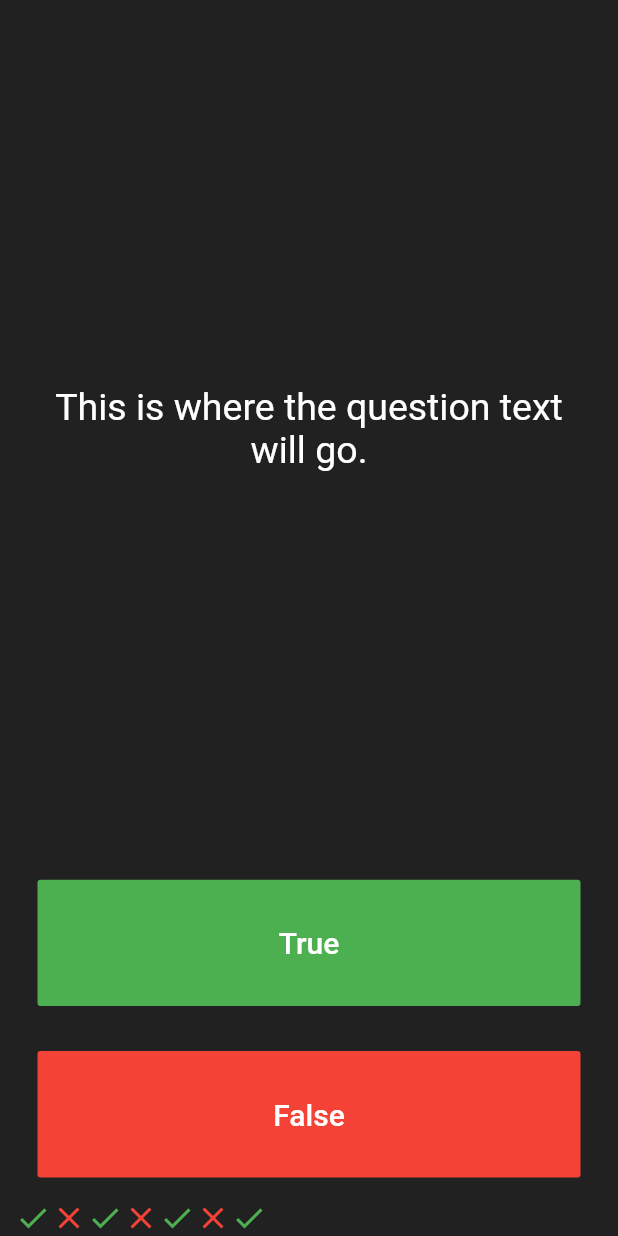
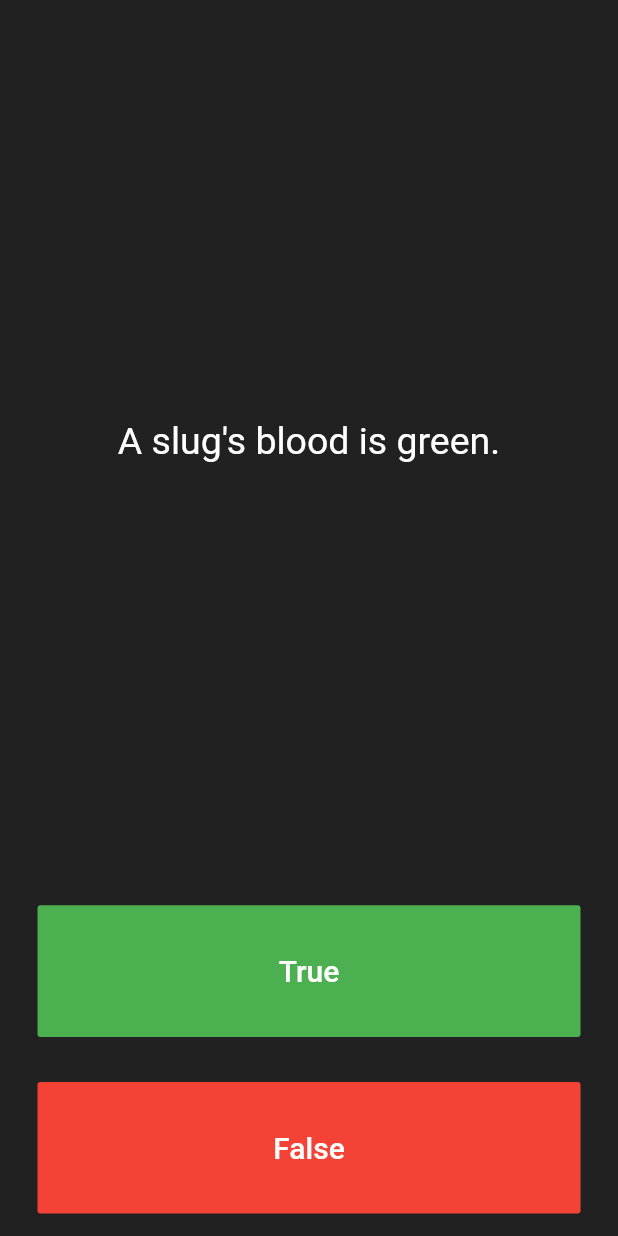
Before and after one commit to leetrent/quizzler-flutter, a Flutter app: the screen it shows after launch, after a tap on "True", after a tap on "False", on a phone screen of 412 x 824 dp. Run offline on Flutter 3.47's test engine with Material 2 defaults, Android fonts, the phone set to English and light mode, and no system bars.

Commit message:
Creates and uses Question class

```diff
--- a/lib/main.dart
+++ b/lib/main.dart
@@ -1,4 +1,5 @@
 import 'package:flutter/material.dart';
+import 'package:quizzler/question.dart';
 
 void main() => runApp(Quizzler());
 
@@ -25,14 +26,16 @@ class QuizPage extends StatefulWidget {
 }
 
 class _QuizPageState extends State<QuizPage> {
-  List<Icon> scoreKeeper = [
-    Icon(Icons.check, color: Colors.green),
-    Icon(Icons.close, color: Colors.red),
-    Icon(Icons.check, color: Colors.green),
-    Icon(Icons.close, color: Colors.red),
-    Icon(Icons.check, color: Colors.green),
-    Icon(Icons.close, color: Colors.red)
+  List<Icon> scoreKeeper = [];
+  int questionNumber = 0;
+  List<Question> questionBank = [
+    Question(q: 'You can lead a cow downstairs but not upstairs.', a: false),
+    Question(
+        q: 'Approximately one quarter of human bones are in the feet.',
+        a: true),
+    Question(q: 'A slug\'s blood is green.', a: true)
   ];
+
   @override
   Widget build(BuildContext context) {
     return Column(
@@ -45,7 +48,7 @@ class _QuizPageState extends State<QuizPage> {
             padding: EdgeInsets.all(10.0),
             child: Center(
               child: Text(
-                'This is where the question text will go.',
+                questionBank[questionNumber].questionText,
                 textAlign: TextAlign.center,
                 style: TextStyle(
                   fontSize: 25.0,
@@ -70,10 +73,17 @@ class _QuizPageState extends State<QuizPage> {
               ),
               onPressed: () {
                 //The user picked true.
+                if (questionBank[questionNumber].questionAnswer == true) {
+                  print('User got it right.');
+                } else {
+                  print('User got it wrong');
+                }
                 setState(() {
-                  scoreKeeper.add(
-                    Icon(Icons.check, color: Colors.green),
-                  );
+//                  scoreKeeper.add(
+//                    Icon(Icons.check, color: Colors.green),
+//                  );
+
+                  questionNumber++;
                 });
               },
             ),
@@ -93,6 +103,17 @@ class _QuizPageState extends State<QuizPage> {
               ),
               onPressed: () {
                 //The user picked false.
+                if (questionBank[questionNumber].questionAnswer == false) {
+                  print('User got it right.');
+                } else {
+                  print('User got it wrong');
+                }
+                setState(() {
+//                  scoreKeeper.add(
+//                    Icon(Icons.check, color: Colors.green),
+//                  );
+                  questionNumber++;
+                });
               },
             ),
           ),
--- /dev/null
+++ b/lib/question.dart
@@ -0,0 +1,9 @@
+class Question {
+  String questionText;
+  bool questionAnswer;
+
+  Question({String q, bool a}) {
+    questionText = q;
+    questionAnswer = a;
+  }
+}
```
